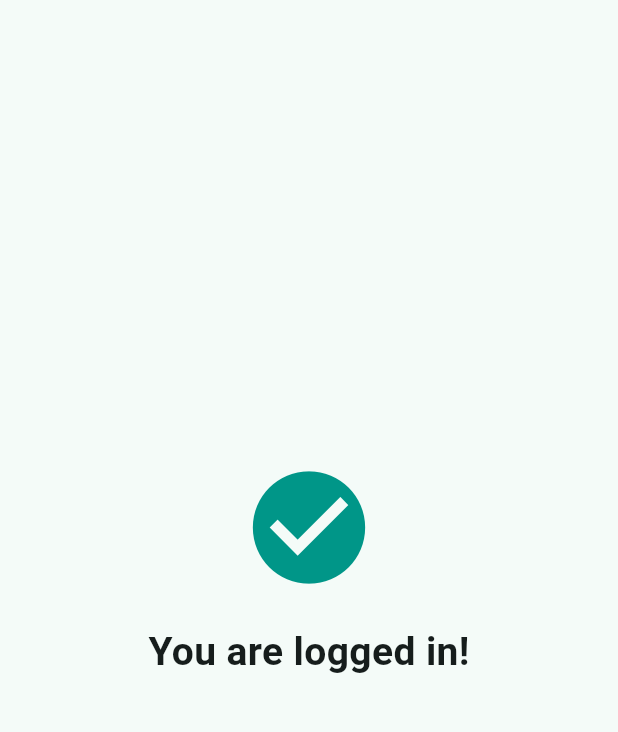
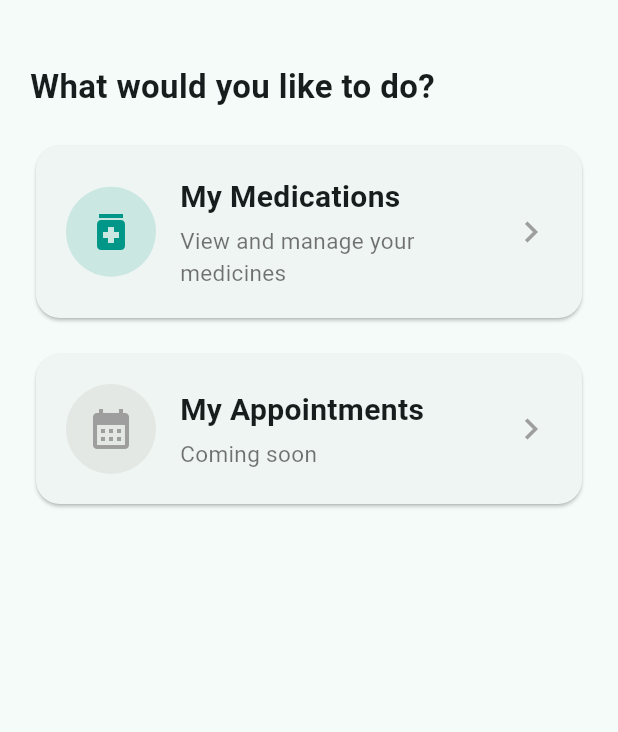
Before and after one commit to Lakindu99/mediassist, a Flutter app: the screen it shows once a user with an empty profile is signed in, on a phone screen of 412 x 824 dp, the part 63-795 px from its top. Run offline on Flutter 3.47's test engine with Material 3 defaults, Android fonts, the phone set to English and light mode, and no system bars; our stand-ins replace cloud_firestore, firebase_auth, firebase_core; accounts and stored records are empty.

Commit message:
Add medication management (CRUD) feature

```diff
--- a/lib/features/dashboard/dashboard_screen.dart
+++ b/lib/features/dashboard/dashboard_screen.dart
@@ -1,16 +1,14 @@
 import 'package:flutter/material.dart';
 import 'package:provider/provider.dart';
 import '../../core/services/auth_service.dart';
+import '../medication/medication_list_screen.dart';
 
-/// Temporary home shown after login. Confirms login works and offers logout.
-/// We'll build the real dashboard (medications, appointments) on top of this.
 class DashboardScreen extends StatelessWidget {
   const DashboardScreen({super.key});
 
   @override
   Widget build(BuildContext context) {
     final authService = context.read<AuthService>();
-    final email = authService.currentUser?.email ?? '';
     return Scaffold(
       appBar: AppBar(
         title: const Text('MediAssist', style: TextStyle(fontSize: 22)),
@@ -22,18 +20,38 @@ class DashboardScreen extends StatelessWidget {
           ),
         ],
       ),
-      body: Center(
+      body: SafeArea(
         child: Padding(
-          padding: const EdgeInsets.all(24),
+          padding: const EdgeInsets.all(20),
           child: Column(
-            mainAxisAlignment: MainAxisAlignment.center,
+            crossAxisAlignment: CrossAxisAlignment.stretch,
             children: [
-              const Icon(Icons.check_circle, size: 90, color: Colors.teal),
+              const SizedBox(height: 8),
+              const Text('What would you like to do?',
+                  style: TextStyle(fontSize: 22, fontWeight: FontWeight.bold)),
               const SizedBox(height: 20),
-              const Text('You are logged in!',
-                  style: TextStyle(fontSize: 26, fontWeight: FontWeight.bold)),
-              const SizedBox(height: 10),
-              Text(email, style: const TextStyle(fontSize: 18, color: Colors.black54)),
+              _DashboardTile(
+                icon: Icons.medication,
+                title: 'My Medications',
+                subtitle: 'View and manage your medicines',
+                color: Colors.teal,
+                onTap: () => Navigator.of(context).push(
+                  MaterialPageRoute(builder: (_) => const MedicationListScreen()),
+                ),
+              ),
+              const SizedBox(height: 16),
+              _DashboardTile(
+                icon: Icons.calendar_month,
+                title: 'My Appointments',
+                subtitle: 'Coming soon',
+                color: Colors.grey,
+                onTap: () => ScaffoldMessenger.of(context).showSnackBar(
+                  const SnackBar(
+                    content: Text('Appointments coming soon!',
+                        style: TextStyle(fontSize: 16)),
+                  ),
+                ),
+              ),
             ],
           ),
         ),
@@ -41,3 +59,55 @@ class DashboardScreen extends StatelessWidget {
     );
   }
 }
+
+class _DashboardTile extends StatelessWidget {
+  final IconData icon;
+  final String title;
+  final String subtitle;
+  final Color color;
+  final VoidCallback onTap;
+  const _DashboardTile({
+    required this.icon,
+    required this.title,
+    required this.subtitle,
+    required this.color,
+    required this.onTap,
+  });
+
+  @override
+  Widget build(BuildContext context) {
+    return Card(
+      shape: RoundedRectangleBorder(borderRadius: BorderRadius.circular(16)),
+      child: InkWell(
+        onTap: onTap,
+        borderRadius: BorderRadius.circular(16),
+        child: Padding(
+          padding: const EdgeInsets.all(20),
+          child: Row(
+            children: [
+              CircleAvatar(
+                radius: 30,
+                backgroundColor: color.withValues(alpha: 0.15),
+                child: Icon(icon, size: 32, color: color),
+              ),
+              const SizedBox(width: 16),
+              Expanded(
+                child: Column(
+                  crossAxisAlignment: CrossAxisAlignment.start,
+                  children: [
+                    Text(title,
+                        style: const TextStyle(fontSize: 20, fontWeight: FontWeight.bold)),
+                    const SizedBox(height: 4),
+                    Text(subtitle,
+                        style: const TextStyle(fontSize: 15, color: Colors.black54)),
+                  ],
+                ),
+              ),
+              const Icon(Icons.chevron_right, size: 28, color: Colors.grey),
+            ],
+          ),
+        ),
+      ),
+    );
+  }
+}
```
Also changed, not shown: lib/core/services/medication_service.dart (added, +39 -0 lines), lib/features/medication/medication_form_screen.dart (added, +164 -0 lines), lib/features/medication/medication_list_screen.dart (added, +177 -0 lines), lib/models/medication.dart (added, +39 -0 lines).
